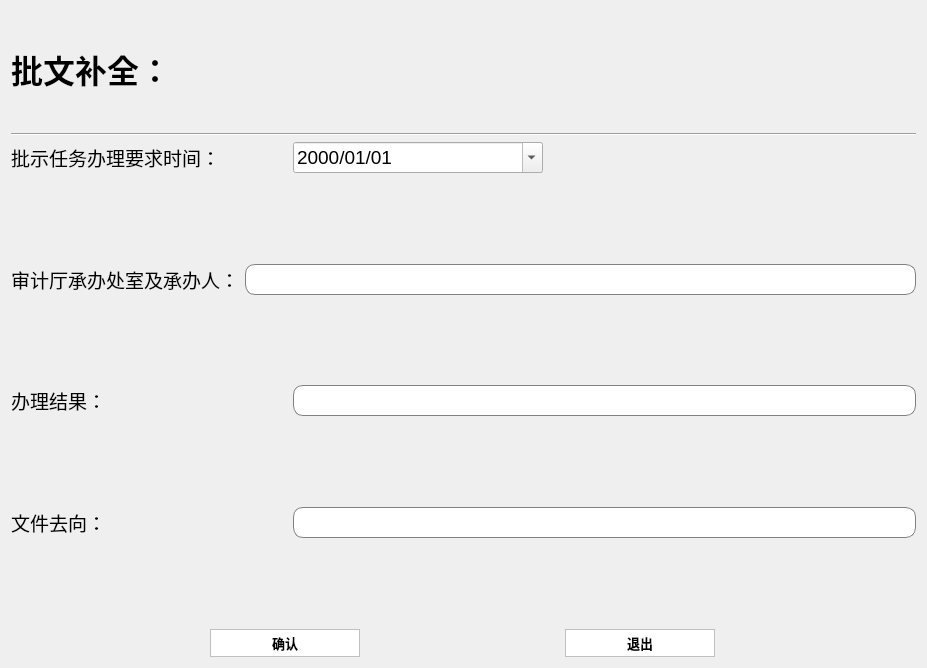
First picture: the form in ui_dir/corfilebq.ui, repository wind-sword/Audit, before the edit.
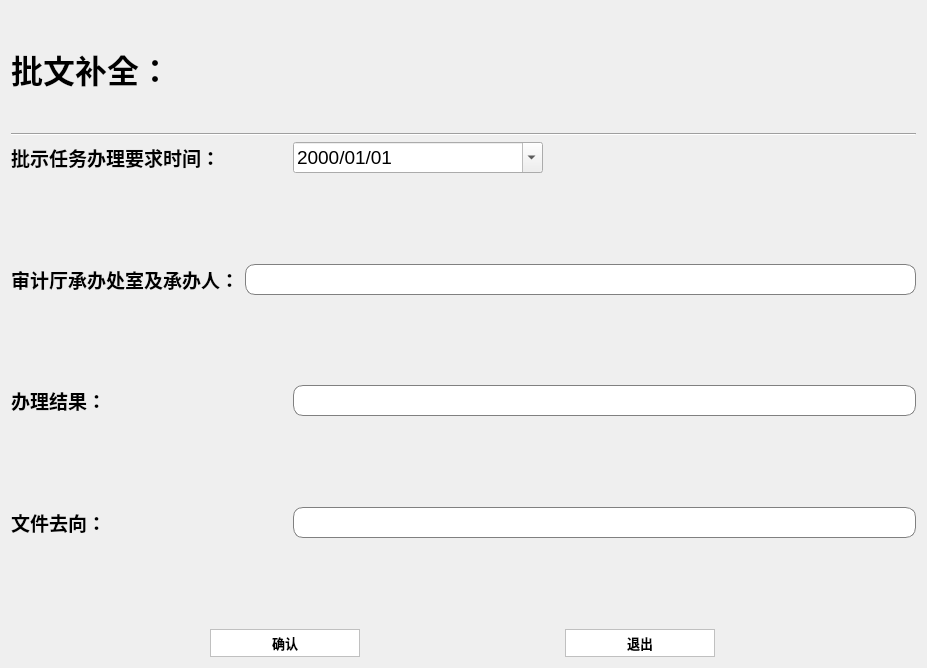
Second picture: the form after the edit.

```diff
--- a/ui_dir/corfilebq.ui
+++ b/ui_dir/corfilebq.ui
@@ -98,6 +98,8 @@
        <property name="font">
         <font>
          <pointsize>14</pointsize>
+         <weight>75</weight>
+         <bold>true</bold>
         </font>
        </property>
        <property name="text">
@@ -141,6 +143,8 @@
        <property name="font">
         <font>
          <pointsize>14</pointsize>
+         <weight>75</weight>
+         <bold>true</bold>
         </font>
        </property>
        <property name="text">
@@ -178,6 +182,8 @@
        <property name="font">
         <font>
          <pointsize>14</pointsize>
+         <weight>75</weight>
+         <bold>true</bold>
         </font>
        </property>
        <property name="text">
@@ -215,6 +221,8 @@
        <property name="font">
         <font>
          <pointsize>14</pointsize>
+         <weight>75</weight>
+         <bold>true</bold>
         </font>
        </property>
        <property name="text">
```
